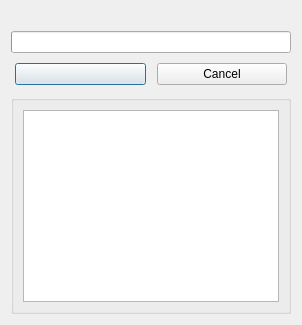
Old version of the form source/progressdialog.ui in the repository pionere/d1-graphics-tool.
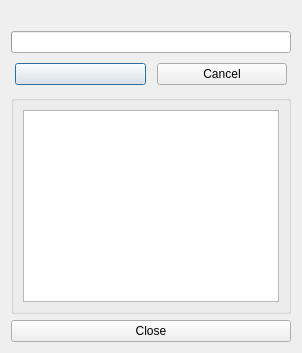
New version of the form.

Patch:
```diff
--- a/source/progressdialog.ui
+++ b/source/progressdialog.ui
@@ -67,6 +67,13 @@
      </layout>
     </widget>
    </item>
+   <item>
+    <widget class="QPushButton" name="closePushButton">
+     <property name="text">
+      <string>Close</string>
+     </property>
+    </widget>
+   </item>
   </layout>
  </widget>
  <resources/>
```
